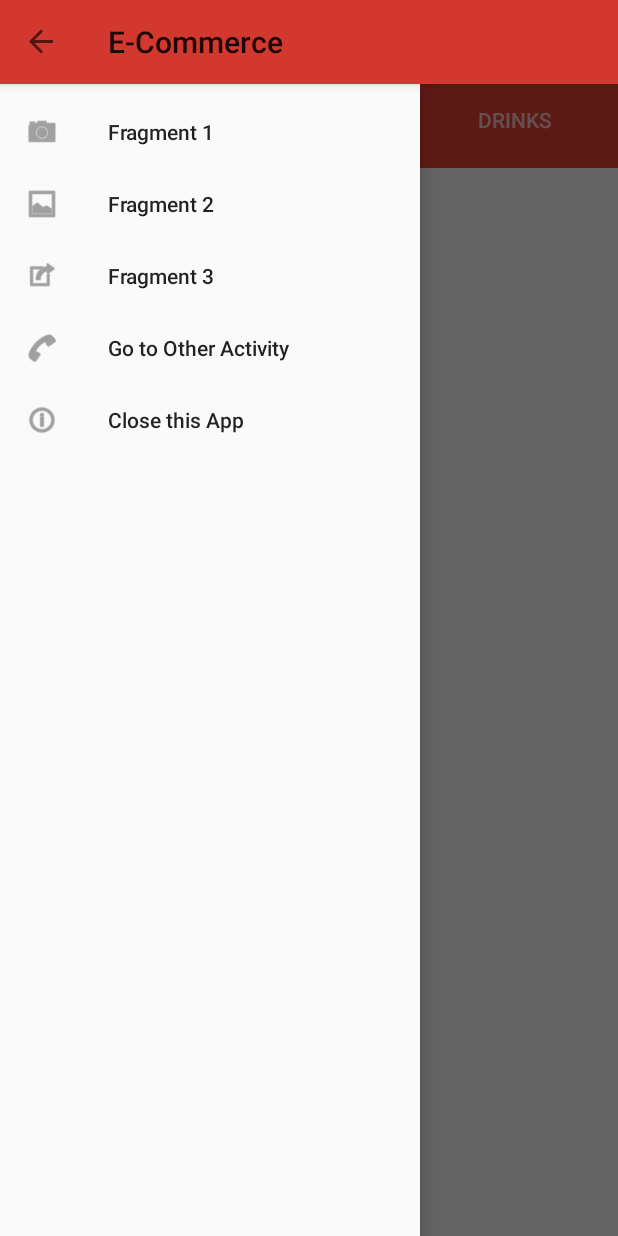
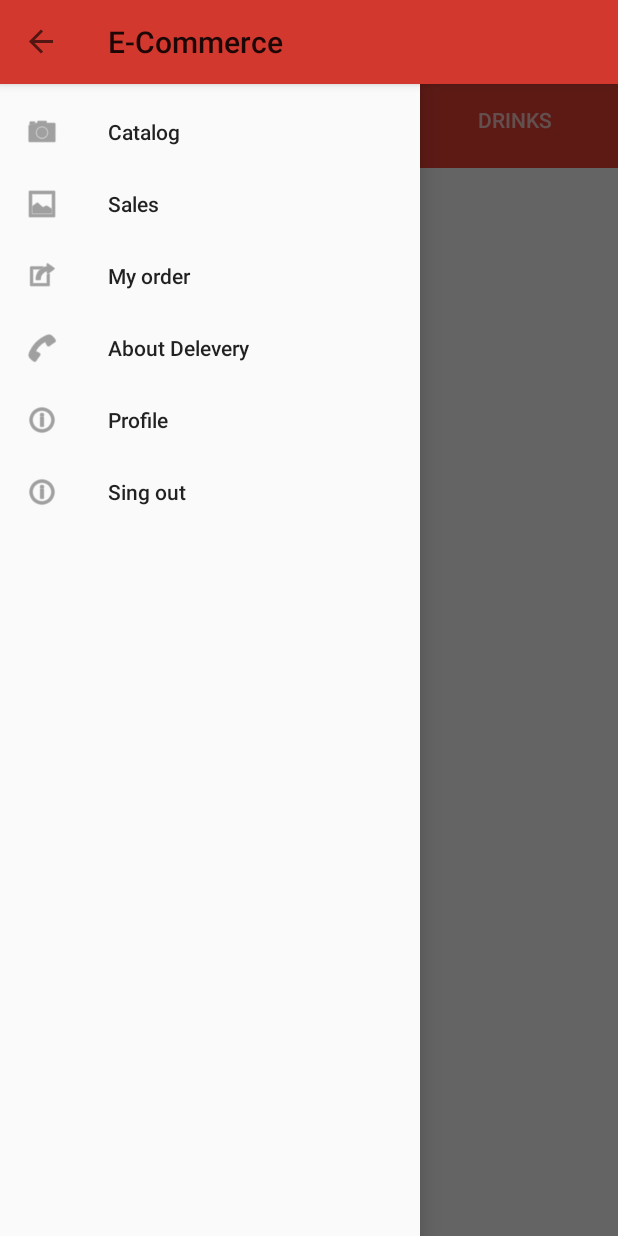
Before and after one commit to sanke46/E-Commerce, an Android app: the screen it shows after launch (MainActivity), with the side drawer open, on a phone screen of 412 x 824 dp. Run offline under Robolectric (Android 15) with nearby library versions, the phone set to English and light mode, and no system bars; 1 statement that could not run was skipped.

Commit message:
change Image , comments,  price add in ListAdapter : Image , comments,  price

```diff
--- a/app/src/main/java/com/sanke46/android/e_commerce/Fragment1.java
+++ b/app/src/main/java/com/sanke46/android/e_commerce/Fragment1.java
@@ -32,9 +32,9 @@ public class Fragment1 extends Fragment {
         String[] dummyStrings = getResources().getStringArray(R.array.my_items);
 
         ArrayList<Item> pizzaList = new ArrayList<Item>();
-        pizzaList.add(new Item(1,"Title1","Comment1",19,"Button1","Button2"));
-        pizzaList.add(new Item(2,"Title2","Comment2",20,"Button1-2","Button2-2"));
-        pizzaList.add(new Item(3,"Title3","Comment3",21,"Button1-3","Button2-3"));
+        pizzaList.add(new Item(R.drawable.pizza,"Pizza1","tomatoes, onions, olives, cheese, chicken",19,"Button1","Button2"));
+        pizzaList.add(new Item(R.drawable.pizza2,"Pizza2","tomatoes, onions, olives, cheese, chicken",20,"Button1-2","Button2-2"));
+        pizzaList.add(new Item(R.drawable.pizza3,"Pizza3","tomatoes, onions, olives, cheese, chicken",21,"Button1-3","Button2-3"));
 
         ListAdapter listAdapter = new ListAdapter(getActivity().getApplicationContext(),pizzaList);
         listView.setAdapter(listAdapter);
--- a/app/src/main/java/com/sanke46/android/e_commerce/Fragment3.java
+++ b/app/src/main/java/com/sanke46/android/e_commerce/Fragment3.java
@@ -32,9 +32,9 @@ public class Fragment3 extends Fragment {
         String[] dummyStrings = getResources().getStringArray(R.array.my_items);
 
         ArrayList<Item> drinkList = new ArrayList<Item>();
-        drinkList.add(new Item(1,"Title1","Comment1",19,"Button1","Button2"));
-        drinkList.add(new Item(2,"Title2","Comment2",20,"Button1-2","Button2-2"));
-        drinkList.add(new Item(3,"Title3","Comment3",21,"Button1-3","Button2-3"));
+        drinkList.add(new Item(R.drawable.drinks,"Drink1","Comment1",4,"Button1","Button2"));
+        drinkList.add(new Item(R.drawable.drinks2,"Drink2","Comment2",5,"Button1-2","Button2-2"));
+        drinkList.add(new Item(R.drawable.drinks3,"Drink3","Comment3",6,"Button1-3","Button2-3"));
 
         ListAdapter listAdapter = new ListAdapter(getActivity().getApplicationContext(),drinkList);
         listView.setAdapter(listAdapter);
--- a/app/src/main/java/com/sanke46/android/e_commerce/Fregment2.java
+++ b/app/src/main/java/com/sanke46/android/e_commerce/Fregment2.java
@@ -32,9 +32,9 @@ public class Fregment2 extends Fragment {
         String[] dummyStrings = getResources().getStringArray(R.array.my_items);
 
         ArrayList<Item> sushiList = new ArrayList<Item>();
-        sushiList.add(new Item(1,"Title1","Comment1",19,"Button1","Button2"));
-        sushiList.add(new Item(2,"Title2","Comment2",20,"Button1-2","Button2-2"));
-        sushiList.add(new Item(3,"Title3","Comment3",21,"Button1-3","Button2-3"));
+        sushiList.add(new Item(R.drawable.sushi,"Sushi1","rice, cucumber, fish, soy",10,"Button1","Button2"));
+        sushiList.add(new Item(R.drawable.sushi2,"Sushi2","rice, cucumber, fish, soy",11,"Button1-2","Button2-2"));
+        sushiList.add(new Item(R.drawable.sushi3,"Sushi3","rice, cucumber, fish, soy",12,"Button1-3","Button2-3"));
 
         ListAdapter listAdapter = new ListAdapter(getActivity().getApplicationContext(),sushiList);
         listView.setAdapter(listAdapter);
--- a/app/src/main/java/com/sanke46/android/e_commerce/ListAdapter.java
+++ b/app/src/main/java/com/sanke46/android/e_commerce/ListAdapter.java
@@ -6,6 +6,8 @@ import android.view.LayoutInflater;
 import android.view.View;
 import android.view.ViewGroup;
 import android.widget.ArrayAdapter;
+import android.widget.Button;
+import android.widget.ImageView;
 import android.widget.TextView;
 
 import org.w3c.dom.Text;
@@ -33,11 +35,17 @@ public class ListAdapter extends ArrayAdapter<Item>{
             convertView = LayoutInflater.from(getContext()).inflate(R.layout.list,parent,false);
         }
 
+        ImageView image = (ImageView) convertView.findViewById(R.id.image);
         TextView name = (TextView) convertView.findViewById(R.id.name);
         TextView comment = (TextView) convertView.findViewById(R.id.comment);
+        TextView price = (TextView) convertView.findViewById(R.id.price);
+        Button buttonOne = (Button) convertView.findViewById(R.id.buttonOne);
+        Button buttonTwo = (Button) convertView.findViewById(R.id.buttonTwo);
 
+        image.setImageResource(item.getImageId());
         name.setText(item.getName());
         comment.setText(item.getComment());
+        price.setText(item.getPrice() + "$");
 
         return convertView;
     }
--- a/app/src/main/res/layout/list.xml
+++ b/app/src/main/res/layout/list.xml
@@ -14,6 +14,7 @@
         android:orientation="vertical">
 
         <ImageView
+            android:id="@+id/image"
             android:layout_width="match_parent"
             android:layout_height="195dp"
             android:src="@drawable/pizza"
@@ -51,6 +52,7 @@
             android:orientation="horizontal">
 
             <Button
+                android:id="@+id/buttonOne"
                 android:layout_weight="1"
                 android:layout_width="match_parent"
                 android:layout_height="40dp"
@@ -60,6 +62,7 @@
                 android:textColor="@android:color/white"/>
 
             <Button
+                android:id="@+id/buttonTwo"
                 android:layout_weight="1"
                 android:layout_width="match_parent"
                 android:layout_height="40dp"
--- a/app/src/main/res/menu/drawer_menu.xml
+++ b/app/src/main/res/menu/drawer_menu.xml
@@ -1,27 +1,32 @@
 <?xml version="1.0" encoding="utf-8"?>
 <menu xmlns:android="http://schemas.android.com/apk/res/android">
     <item
-        android:id="@+id/fr1"
+        android:id="@+id/catalog"
         android:icon="@android:drawable/ic_menu_camera"
-        android:title="Fragment 1" />
+        android:title="Catalog" />
 
     <item
-        android:id="@+id/fr2"
+        android:id="@+id/sales"
         android:icon="@android:drawable/ic_menu_gallery"
-        android:title="Fragment 2" />
+        android:title="Sales" />
 
     <item
-        android:id="@+id/fr3"
+        android:id="@+id/order"
         android:icon="@android:drawable/ic_menu_set_as"
-        android:title="Fragment 3" />
+        android:title="My order" />
 
     <item
-        android:id="@+id/go"
+        android:id="@+id/about"
         android:icon="@android:drawable/ic_menu_call"
-        android:title="Go to Other Activity" />
+        android:title="About Delevery" />
 
     <item
-        android:id="@+id/close"
+        android:id="@+id/profile"
         android:icon="@android:drawable/ic_menu_info_details"
-        android:title="Close this App" />
+        android:title="Profile" />
+
+    <item
+        android:id="@+id/sing_out"
+        android:icon="@android:drawable/ic_menu_info_details"
+        android:title="Sing out" />
 </menu>
```
Also changed, not shown: app/src/main/java/com/sanke46/android/e_commerce/MainActivity.java (+5 -5 lines).
